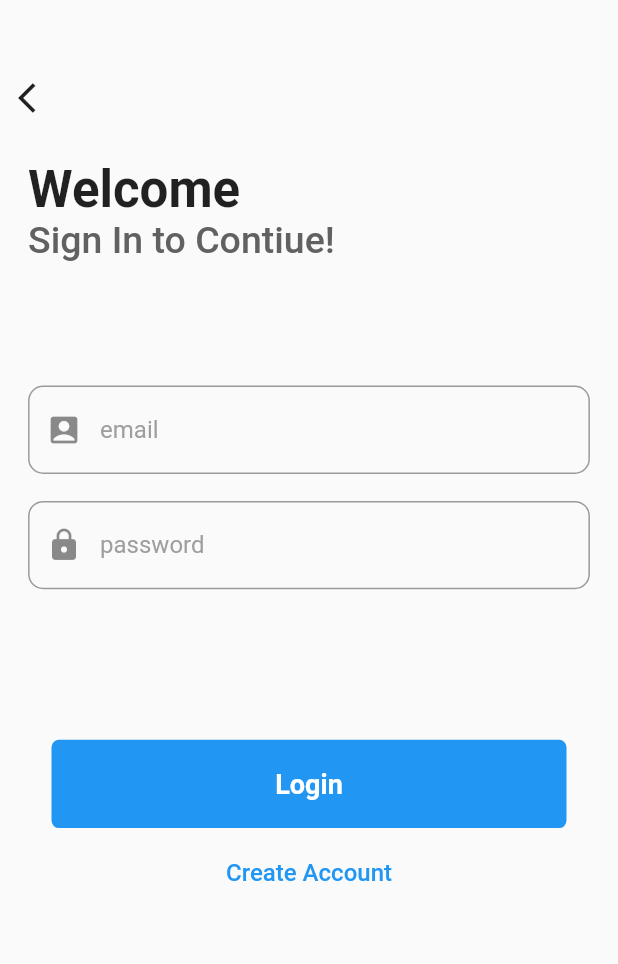
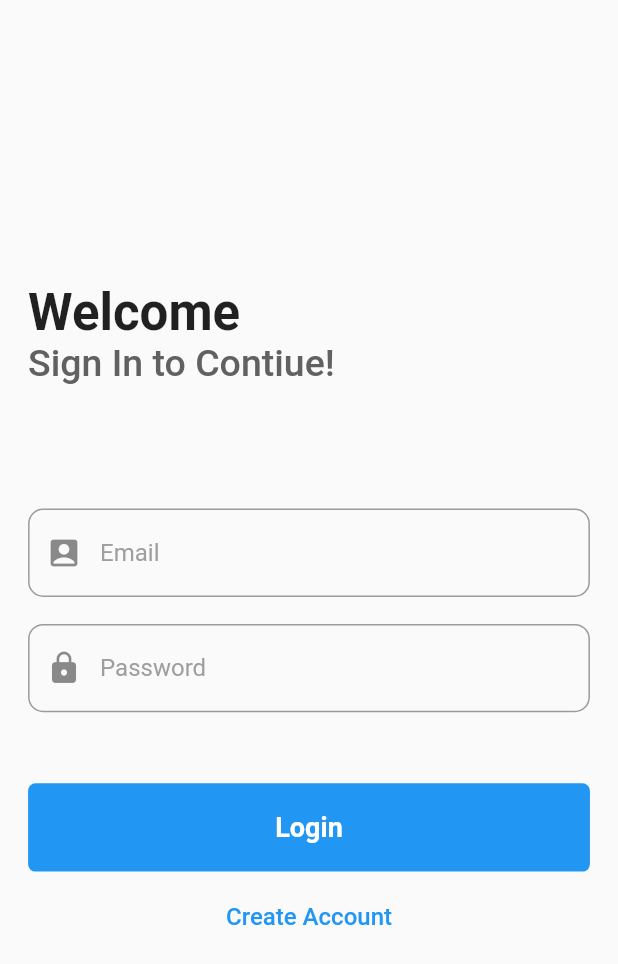
Before and after one commit to thanhtrung01/appchatfakezalo, a Flutter app: the screen it shows after launch, on a phone screen of 412 x 824 dp. Shown: the top 964 px of the screen. Run offline on Flutter 3.47's test engine with Material 2 defaults, Android fonts, the phone set to English and light mode, and no system bars; our stand-ins replace cloud_firestore, firebase_auth, firebase_core, firebase_storage, image_picker; accounts and stored records are empty.

Commit message:
update ui form login

```diff
--- a/lib/Authenticate/LoginScree.dart
+++ b/lib/Authenticate/LoginScree.dart
@@ -32,12 +32,15 @@ class _LoginScreenState extends State<LoginScreen> {
                   SizedBox(
                     height: size.height / 20,
                   ),
-                  Container(
-                    alignment: Alignment.centerLeft,
-                    width: size.width / 0.5,
-                    child: IconButton(
-                        icon: Icon(Icons.arrow_back_ios), onPressed: () {}),
+                  SizedBox(
+                    height: 130,
                   ),
+                  // Container(
+                  //   alignment: Alignment.centerLeft,
+                  //   width: size.width / 0.5,
+                  //   child: IconButton(
+                  //       icon: Icon(Icons.arrow_back_ios), onPressed: () {}),
+                  // ),
                   SizedBox(
                     height: size.height / 50,
                   ),
@@ -68,18 +71,18 @@ class _LoginScreenState extends State<LoginScreen> {
                   Container(
                     width: size.width,
                     alignment: Alignment.center,
-                    child: field(size, "email", Icons.account_box, _email),
+                    child: field(size, "Email", Icons.account_box, _email),
                   ),
                   Padding(
                     padding: const EdgeInsets.symmetric(vertical: 18.0),
                     child: Container(
                       width: size.width,
                       alignment: Alignment.center,
-                      child: field(size, "password", Icons.lock, _password),
+                      child: field(size, "Password", Icons.lock, _password),
                     ),
                   ),
                   SizedBox(
-                    height: size.height / 10,
+                    height: size.height / 28,
                   ),
                   customButton(size),
                   SizedBox(
@@ -132,7 +135,7 @@ class _LoginScreenState extends State<LoginScreen> {
       },
       child: Container(
           height: size.height / 14,
-          width: size.width / 1.2,
+          width: size.width / 1.1,
           decoration: BoxDecoration(
             borderRadius: BorderRadius.circular(5),
             color: Colors.blue,
```
